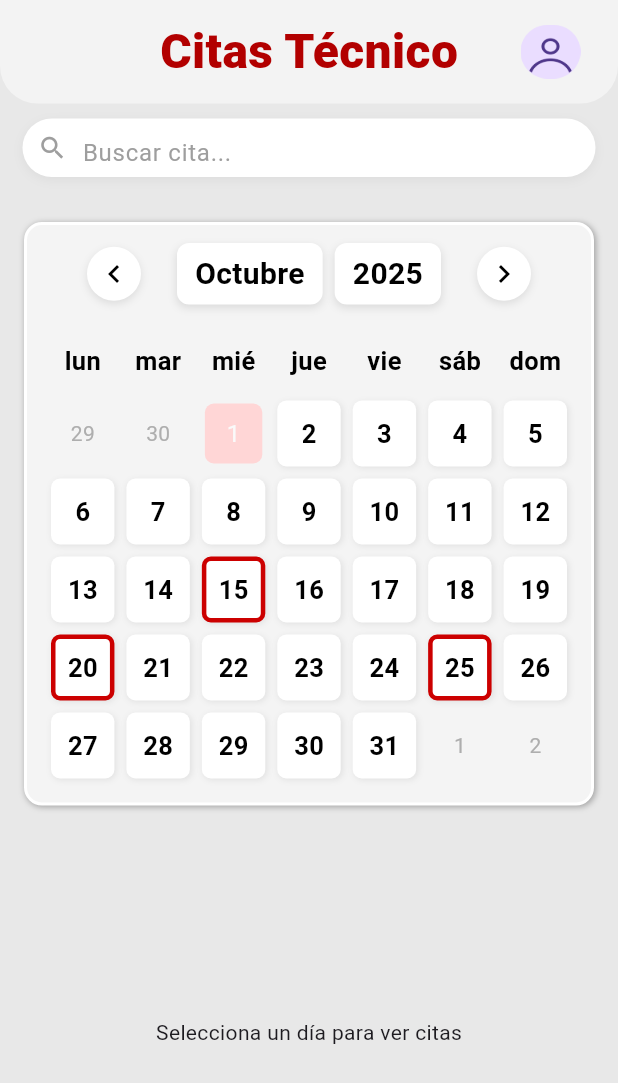
After one commit to Vertecx-CRM/mobile, a Flutter app: the screen it shows after launch, after a tap on "Ir a Citas Técnico", on a phone screen of 412 x 824 dp. The commit adds this screen. Shown: the top 1083 px of the screen. Run offline on Flutter 3.47's test engine with Material 3 defaults, Android fonts, the phone set to English and light mode, and no system bars; drawn by our look-alikes of table_calendar; our stand-ins replace awesome_dialog, equatable, fl_chart, flutter_bloc.

Commit message:
feat: implementar vista de citas asignadas a técnicos

```diff
--- a/vertecx/lib/data/domain/rules/appointment_state_rules.dart
+++ b/vertecx/lib/data/domain/rules/appointment_state_rules.dart
@@ -1,15 +1,18 @@
-  /// Reglas de transición de estado
-  List<String> getOpcionesEstado(String estadoActual) {
-    switch (estadoActual) {
+List<String> getOpcionesEstado(String estado, {bool esTecnico = false}) {
+  if (esTecnico) {
+    if (estado == "En-proceso") {
+      return ["Finalizado", "Cancelado"];
+    }
+    return [];
+  }
+
+  switch (estado) {
     case "Pendiente":
+      return ["En-proceso", "Cancelado"];
+    case "En-proceso":
       return ["Finalizado", "Cancelado", "Cerrado"];
-      case "En-proceso":
-        return ["Finalizado", "Cancelado"];
     case "Cancelado":
-        return ["Reprogramada"];
     case "Finalizado":
-      case "Cerrado":
-      case "Reprogramada":
       return [];
     default:
       return [];
--- a/vertecx/lib/main.dart
+++ b/vertecx/lib/main.dart
@@ -3,12 +3,12 @@ import 'package:flutter_bloc/flutter_bloc.dart';
 import 'package:vertecx/data/repositories/appointmentRepositories/appointment_repository.dart';
 import 'package:vertecx/data/repositories/appointmentRepositories/bloc/calendar_bloc.dart';
 import 'package:vertecx/presentation/pages/appointementPage/appointment_page.dart';
+import 'package:vertecx/presentation/pages/appointementPage/appointment_page_tecnico.dart';
 import 'package:vertecx/presentation/pages/user_list_page.dart';
 import 'package:vertecx/presentation/pages/categoryProducts_list_page.dart';
 import 'package:vertecx/presentation/routes/app_routes.dart';
 import 'package:intl/date_symbol_data_local.dart';
 import './presentation/pages/dashboard_page.dart';
-
 
 void main() async {
   WidgetsFlutterBinding.ensureInitialized();
@@ -37,6 +37,8 @@ class MainApp extends StatelessWidget {
               const CategoryProductListPage(),
           AppRoutes.appointment: (context) => const CalendarPage(),
           AppRoutes.dashboard: (context) => const DashboardPage(),
+          AppRoutes.appointmentTechnician: (context) =>
+              const AppointmentPageTecnico(),
         },
       ),
     );
@@ -78,6 +80,13 @@ class HomePage extends StatelessWidget {
               onPressed: () =>
                   Navigator.of(context).pushNamed(AppRoutes.dashboard),
             ),
+            ElevatedButton.icon(
+              icon: const Icon(Icons.build),
+              label: const Text('Ir a Citas Técnico'),
+              onPressed: () => Navigator.of(
+                context,
+              ).pushNamed(AppRoutes.appointmentTechnician),
+            ),
           ],
         ),
       ),
--- /dev/null
+++ b/vertecx/lib/presentation/pages/appointementPage/appointment_page_tecnico.dart
@@ -0,0 +1,233 @@
+import 'package:flutter/material.dart';
+import 'package:flutter_bloc/flutter_bloc.dart';
+import 'package:vertecx/data/mocks/appointments_mock_data.dart';
+import 'package:vertecx/data/repositories/appointmentRepositories/bloc/calendar_bloc.dart';
+import 'package:vertecx/data/repositories/appointmentRepositories/bloc/calendar_event.dart';
+import 'package:vertecx/data/repositories/appointmentRepositories/bloc/calendar_state.dart';
+import 'package:vertecx/presentation/widgets/appointmentsWidgets/appointment_card.dart';
+import 'package:table_calendar/table_calendar.dart';
+import '../../widgets/appointmentsWidgets/calendar_header.dart';
+import 'package:vertecx/presentation/widgets/components/header/header.dart';
+import 'package:vertecx/presentation/widgets/components/search/search.dart';
+
+class AppointmentPageTecnico extends StatefulWidget {
+  const AppointmentPageTecnico({super.key});
+
+  @override
+  State<AppointmentPageTecnico> createState() => _CalendarPageTecnicoState();
+}
+
+class _CalendarPageTecnicoState extends State<AppointmentPageTecnico> {
+  DateTime _focusedDay = DateTime.now();
+  DateTime? _selectedDay;
+  String _searchQuery = "";
+
+  @override
+  Widget build(BuildContext context) {
+    return Scaffold(
+      backgroundColor: const Color(0xFFE8E8E8),
+      body: Column(
+        children: [
+          // Encabezado especial para técnico
+          const HearderUser(
+            title: "Citas Técnico",
+            iconPath: "assets/icons/userP.png",
+          ),
+
+          const SizedBox(height: 10),
+
+          // Buscador
+          Buscar(
+            hintText: "Buscar cita...",
+            onChanged: (value) {
+              setState(() {
+                _searchQuery = value.toLowerCase();
+              });
+            },
+          ),
+
+          const SizedBox(height: 30),
+
+          // Calendario
+          BlocBuilder<CalendarBloc, CalendarState>(
+            builder: (context, state) {
+              return Container(
+                margin: const EdgeInsets.symmetric(horizontal: 16),
+                padding: const EdgeInsets.all(12),
+                decoration: BoxDecoration(
+                  color: const Color(0xFFF4F4F4),
+                  border: Border.all(color: Colors.white, width: 2),
+                  borderRadius: BorderRadius.circular(12),
+                  boxShadow: [
+                    BoxShadow(
+                      color: Colors.black.withOpacity(0.3),
+                      blurRadius: 3,
+                      offset: const Offset(1, 1),
+                    ),
+                  ],
+                ),
+                child: Column(
+                  children: [
+                    CalendarHeader(
+                      focusedDay: _focusedDay,
+                      months: months,
+                      onPrevious: () {
+                        setState(() {
+                          _focusedDay = DateTime(
+                            _focusedDay.year,
+                            _focusedDay.month - 1,
+                            _focusedDay.day,
+                          );
+                        });
+                      },
+                      onNext: () {
+                        setState(() {
+                          _focusedDay = DateTime(
+                            _focusedDay.year,
+                            _focusedDay.month + 1,
+                            _focusedDay.day,
+                          );
+                        });
+                      },
+                    ),
+                    const SizedBox(height: 15),
+
+                    TableCalendar(
+                      firstDay: DateTime.utc(2020, 1, 1),
+                      lastDay: DateTime.utc(2030, 12, 31),
+                      focusedDay: _focusedDay,
+                      selectedDayPredicate: (day) =>
+                          isSameDay(_selectedDay, day),
+                      calendarFormat: CalendarFormat.month,
+                      startingDayOfWeek: StartingDayOfWeek.monday,
+                      locale: "es_ES",
+                      headerVisible: false,
+                      daysOfWeekHeight: 45,
+                      calendarStyle: const CalendarStyle(
+                        todayDecoration: BoxDecoration(
+                          color: Color(0xFFFFD6D6),
+                          borderRadius: BorderRadius.all(Radius.circular(6)),
+                        ),
+                        selectedDecoration: BoxDecoration(
+                          color: Color(0xFFB20000),
+                          borderRadius: BorderRadius.all(Radius.circular(6)),
+                        ),
+                      ),
+                      daysOfWeekStyle: const DaysOfWeekStyle(
+                        weekdayStyle: TextStyle(
+                          fontWeight: FontWeight.bold,
+                          fontSize: 17,
+                          color: Colors.black,
+                        ),
+                        weekendStyle: TextStyle(
+                          fontWeight: FontWeight.bold,
+                          fontSize: 17,
+                          color: Colors.black,
+                        ),
+                      ),
+                      calendarBuilders: CalendarBuilders(
+                        defaultBuilder: (context, day, focusedDay) {
+                          final hasAppointment = mockAppointments.any(
+                            (cita) =>
+                                cita.fecha.year == day.year &&
+                                cita.fecha.month == day.month &&
+                                cita.fecha.day == day.day,
+                          );
+                          return Container(
+                            width: 56,
+                            height: 40,
+                            margin: const EdgeInsets.all(4),
+                            decoration: BoxDecoration(
+                              color: Colors.white,
+                              borderRadius: BorderRadius.circular(6),
+                              border: hasAppointment
+                                  ? Border.all(
+                                      color: const Color(0xFFCC0000),
+                                      width: 3,
+                                    )
+                                  : null,
+                              boxShadow: [
+                                BoxShadow(
+                                  color: Colors.black.withOpacity(0.08),
+                                  blurRadius: 3,
+                                  offset: const Offset(1, 1),
+                                ),
+                              ],
+                            ),
+                            child: Center(
+                              child: Text(
+                                '${day.day}',
+                                style: const TextStyle(
+                                  color: Colors.black,
+                                  fontSize: 17,
+                                  fontWeight: FontWeight.bold,
+                                ),
+                              ),
+                            ),
+                          );
+                        },
+                      ),
+                      onDaySelected: (selectedDay, focusedDay) {
+                        setState(() {
+                          _selectedDay = selectedDay;
+                          _focusedDay = focusedDay;
+                        });
+                        context
+                            .read<CalendarBloc>()
+                            .add(LoadAppointmentsForDay(selectedDay));
+                      },
+                    ),
+                  ],
+                ),
+              );
+            },
+          ),
+
+          const SizedBox(height: 16),
+
+          // 🔹 Lista de citas del técnico
+          Expanded(
+            child: BlocBuilder<CalendarBloc, CalendarState>(
+              builder: (context, state) {
+                if (state is CalendarLoading) {
+                  return const Center(child: CircularProgressIndicator());
+                } else if (state is CalendarLoaded) {
+                  final citas = state.appointments.where((cita) {
+                    return cita.orden.tipoServicio.toLowerCase().contains(
+                          _searchQuery,
+                        ) ||
+                        cita.orden.descripcion.toLowerCase().contains(
+                          _searchQuery,
+                        ) ||
+                        cita.orden.tecnicos
+                            .map((t) => t.nombre.toLowerCase())
+                            .join(" ")
+                            .contains(_searchQuery);
+                  }).toList();
+
+                  if (citas.isEmpty) {
+                    return const Center(
+                      child: Text("No hay citas para este día"),
+                    );
+                  }
+
+                  return ListView.builder(
+                    itemCount: citas.length,
+                    itemBuilder: (context, index) {
+                      return AppointmentCard(cita: citas[index], esTecnico: true);
+
+                    },
+                  );
+                } else {
+                  return const Center(
+                    child: Text("Selecciona un día para ver citas"),
+                  );
+                }
+              },
+            ),
+          ),
+        ],
+      ),
+    );
+  }
+}
--- a/vertecx/lib/presentation/routes/app_routes.dart
+++ b/vertecx/lib/presentation/routes/app_routes.dart
@@ -4,4 +4,5 @@ class AppRoutes {
   static const String categoryProduct = '/categoryProducts';
   static const String appointment = '/appointment';
   static const String dashboard = '/dashboard';
+  static const String appointmentTechnician = '/appointment/technician';
 }
--- a/vertecx/lib/presentation/widgets/appointmentsWidgets/appointment_card.dart
+++ b/vertecx/lib/presentation/widgets/appointmentsWidgets/appointment_card.dart
@@ -11,8 +11,9 @@ import '../../../data/domain/rules/appointment_state_rules.dart';
 
 class AppointmentCard extends StatelessWidget {
   final AppointmentEvent cita;
+  final bool esTecnico;
 
-  const AppointmentCard({super.key, required this.cita});
+  const AppointmentCard({super.key, required this.cita, this.esTecnico = false});
 
   String getDiaSemana(DateTime fecha) {
     return DateFormat.EEEE("es_ES").format(fecha);
@@ -30,8 +31,6 @@ class AppointmentCard extends StatelessWidget {
       return "$primero - $restantes técnicos";
     }
   }
-
-
 
   @override
   Widget build(BuildContext context) {
@@ -194,7 +193,10 @@ class AppointmentCard extends StatelessWidget {
                             );
                           },
                           itemBuilder: (context) {
-                            final opciones = getOpcionesEstado(cita.estado);
+                            final opciones = getOpcionesEstado(
+                              cita.estado,
+                              esTecnico: esTecnico,
+                            );
                             return opciones
                                 .map(
                                   (e) =>
@@ -202,7 +204,10 @@ class AppointmentCard extends StatelessWidget {
                                 )
                                 .toList();
                           },
-                          enabled: getOpcionesEstado(cita.estado).isNotEmpty,
+                          enabled: getOpcionesEstado(
+                            cita.estado,
+                            esTecnico: true,
+                          ).isNotEmpty,
                           child: Container(
                             padding: const EdgeInsets.symmetric(
                               horizontal: 10,
```
Lines whose indentation alone changed are shown as unchanged.
